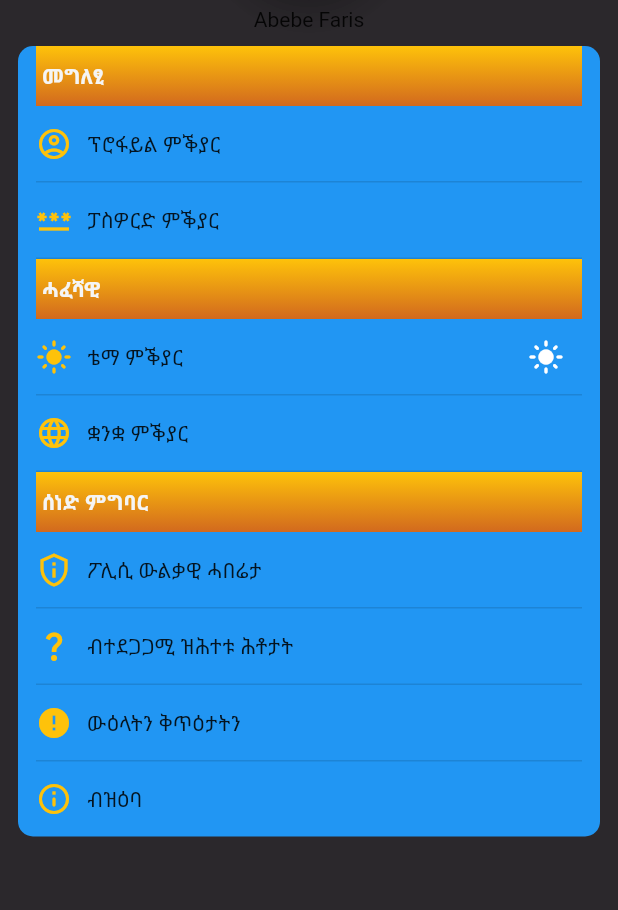
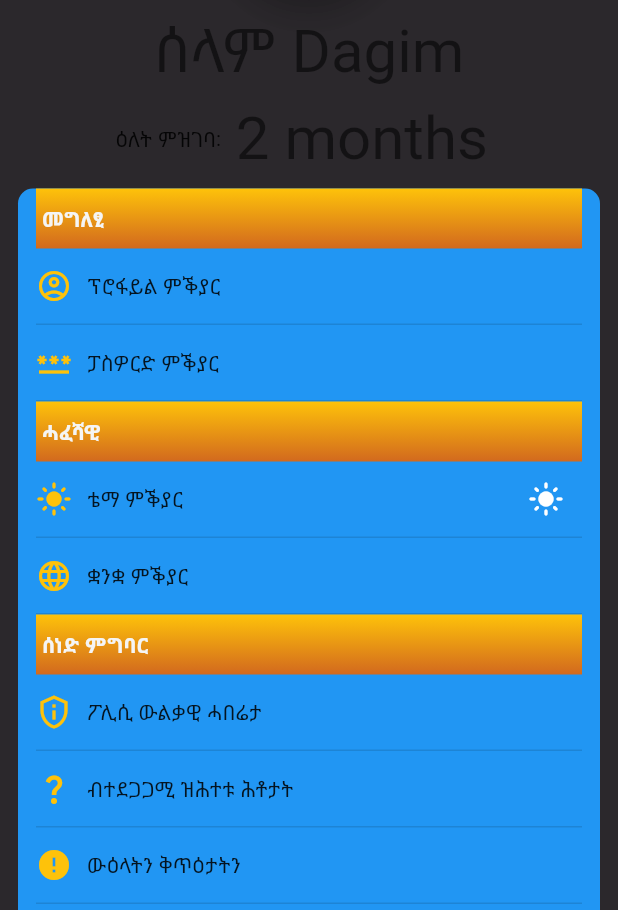
Before and after one commit to DaV212001/ethiochef, a Flutter app: the ProfileScreen screen opened directly, after a tap on the "dark mode" icon, on a phone screen of 412 x 824 dp, the part 326-1236 px from its top. Run offline on Flutter 3.47's test engine with Material 2 defaults, Android fonts, the phone set to English and light mode, and no system bars; drawn by our look-alikes of avatar_glow, dropdown_button2; our stand-ins replace animated_splash_screen, buttons_tabbar, chewie, easy_localization, easy_stepper, flutter_screenutil and 8 more; missing offline and left inert: easy_image_viewer, fast_cached_network_image, profile; accounts and stored records are empty; project files that could hold a hidden picture were left out.

Commit message:
updated profile screen (added subscription date)

```diff
--- a/assets/locale/en-AU.json
+++ b/assets/locale/en-AU.json
@@ -78,5 +78,6 @@
   "terms_and_conditions": "ውዕላትን ቅጥዕታትን",
   "about": "ብዝዕባ",
   "general": "ሓፈሻዊ",
-  "documentation": "ሰነድ ምግባር"
+  "documentation": "ሰነድ ምግባር",
+  "subscription_date": "ዕለት ምዝገባ"
 }
--- a/assets/locale/en-GB.json
+++ b/assets/locale/en-GB.json
@@ -78,5 +78,6 @@
   "terms_and_conditions": "Haalawwanii fi dambiiwwan",
   "about": "Waa'ee",
   "general": "Waliigala",
-  "documentation": "Dokumantarii"
+  "documentation": "Dokumantarii",
+  "subscription_date": "Guyyaa maallaqa galchuu"
 }
--- a/assets/locale/en.json
+++ b/assets/locale/en.json
@@ -78,5 +78,6 @@
   "terms_and_conditions": "Terms and conditions",
   "about": "About",
   "general": "General",
-  "documentation": "Documentation"
+  "documentation": "Documentation",
+  "subscription_date": "Subscription date"
 }
--- a/lib/screens/profile/layout/user_screen_header.dart
+++ b/lib/screens/profile/layout/user_screen_header.dart
@@ -1,5 +1,6 @@
 
 import 'package:avatar_glow/avatar_glow.dart';
+import 'package:easy_localization/easy_localization.dart';
 import 'package:flutter/material.dart';
 
 class UserHeader extends StatefulWidget {
@@ -79,13 +80,29 @@ class _UserHeaderState extends State<UserHeader> {
         ),
       )
   );
-  Widget buildContent() => Column(
+  Widget buildContent() {
+    ThemeData theme = Theme.of(context);
+    return Column(
         crossAxisAlignment: CrossAxisAlignment.center,
         mainAxisAlignment: MainAxisAlignment.center,
         children: [
           SizedBox(height: 10,),
-        Text("Abebe Faris"),
+          Text(
+            "hello_user".tr(args: ["Dagim"]),
+            style: theme.textTheme.headlineLarge,
+          ),
+          SizedBox(height: 10,),
+          Row(
+            mainAxisAlignment: MainAxisAlignment.center,
+            crossAxisAlignment: CrossAxisAlignment.center,
+            children: [
+              Text(tr("subscription_date")),
+              Text(":"),
+              Text(" 2 months ",style: theme.textTheme.headlineLarge,)
+            ],
+          ),
           SizedBox(height: 10,),
         ]
     );
   }
+}
--- a/lib/widgets/screen_head.dart
+++ b/lib/widgets/screen_head.dart
@@ -32,10 +32,7 @@ class ScreenHead extends StatelessWidget {
                 Column(
                   crossAxisAlignment: CrossAxisAlignment.start,
                   children: [
-                    Text(
-                      "hello_user".tr(args: ["Dagim"]),
-                      style: theme.textTheme.headlineLarge,
-                    ),
+
                     // SizedBox(
                     //   height: 10,
                     // ),
```
Also changed, not shown: assets/locale/am.json (+2 -1 lines). Lines whose indentation alone changed are shown as unchanged.
